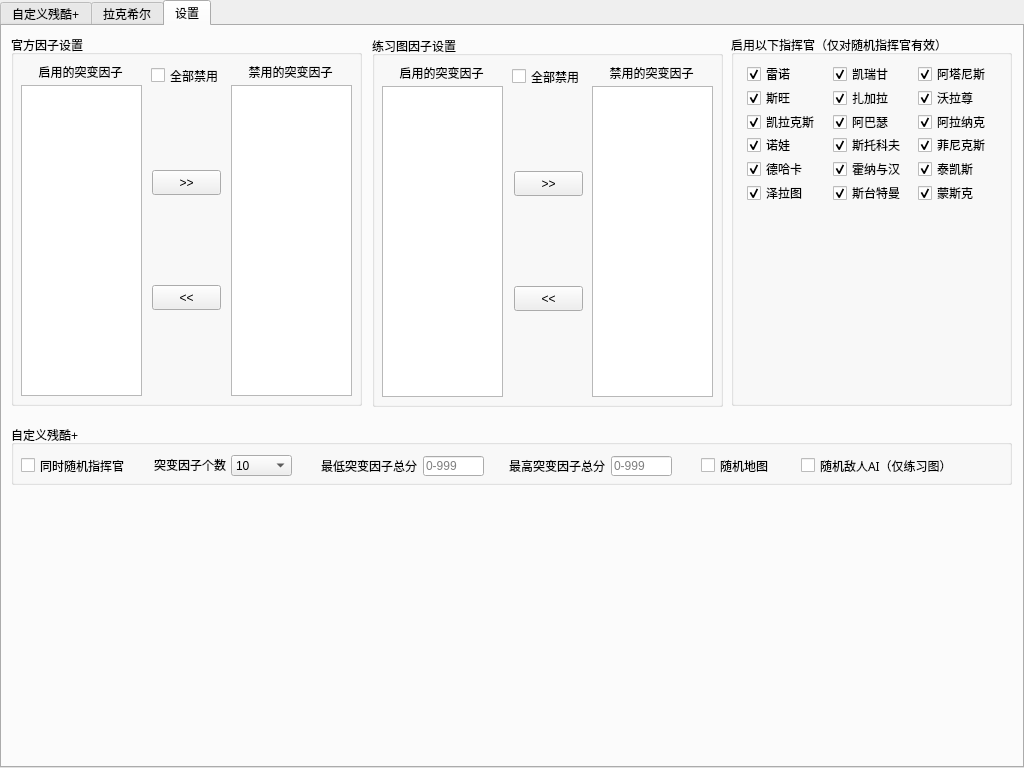
Old version of the form mainwindow.ui in the repository MouJiaoZi/NorthFarmAmon.
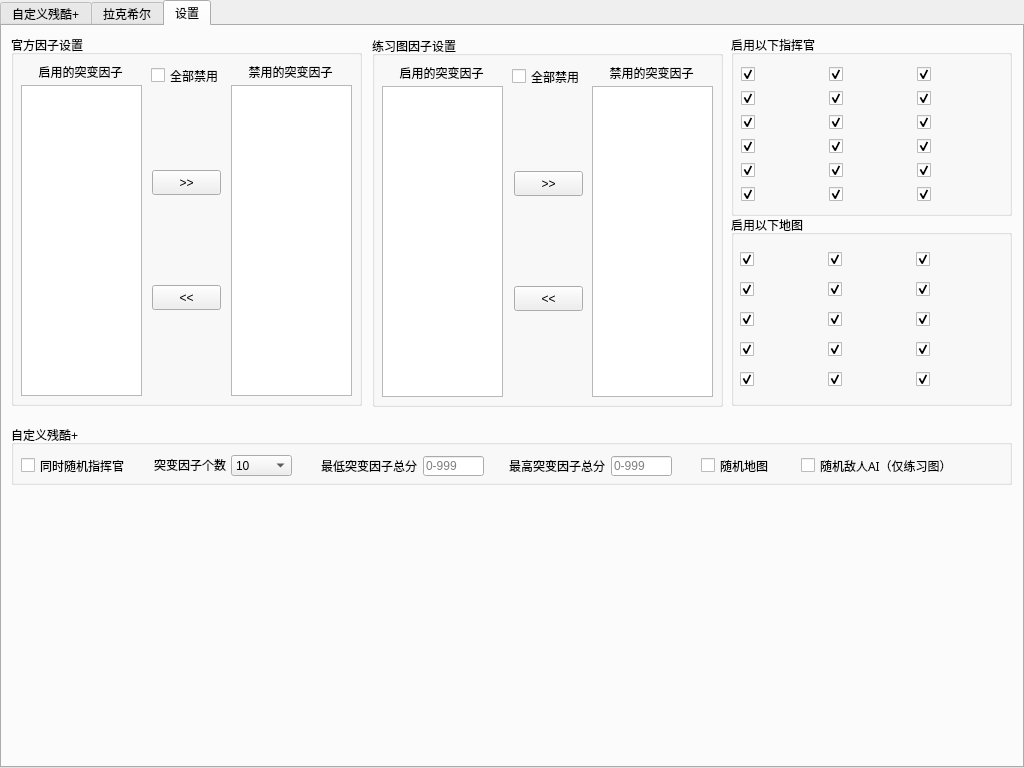
New version of the form. Icons and pictures are not drawn.

What changed in the file:
```diff
--- a/mainwindow.ui
+++ b/mainwindow.ui
@@ -1707,310 +1707,968 @@
         <x>729</x>
         <y>9</y>
         <width>281</width>
-        <height>371</height>
+        <height>181</height>
        </rect>
       </property>
       <property name="title">
-       <string>启用以下指挥官（仅对随机指挥官有效）</string>
+       <string>启用以下指挥官</string>
       </property>
-      <widget class="QWidget" name="layoutWidget">
+      <widget class="QWidget" name="">
        <property name="geometry">
         <rect>
-         <x>16</x>
-         <y>27</y>
-         <width>251</width>
-         <height>25</height>
+         <x>10</x>
+         <y>30</y>
+         <width>260</width>
+         <height>141</height>
         </rect>
        </property>
-       <layout class="QHBoxLayout" name="horizontalLayout">
-        <item>
-         <widget class="QCheckBox" name="settingCommanderEnable_0">
-          <property name="whatsThis">
-           <string>0</string>
+       <layout class="QGridLayout" name="settingCommanderGrid">
+        <item row="1" column="1">
+         <widget class="QCheckBox" name="settingCommanderEnable_04">
+          <property name="minimumSize">
+           <size>
+            <width>82</width>
+            <height>18</height>
+           </size>
           </property>
-          <property name="text">
-           <string>雷诺</string>
+          <property name="maximumSize">
+           <size>
+            <width>82</width>
+            <height>18</height>
+           </size>
           </property>
-          <property name="checked">
-           <bool>true</bool>
+          <property name="baseSize">
+           <size>
+            <width>82</width>
+            <height>18</height>
+           </size>
           </property>
-         </widget>
-        </item>
-        <item>
-         <widget class="QCheckBox" name="settingCommanderEnable_1">
-          <property name="whatsThis">
-           <string>1</string>
-          </property>
           <property name="text">
-           <string>凯瑞甘</string>
+           <string/>
           </property>
           <property name="checked">
            <bool>true</bool>
           </property>
          </widget>
         </item>
-        <item>
-         <widget class="QCheckBox" name="settingCommanderEnable_2">
-          <property name="whatsThis">
-           <string>2</string>
-          </property>
-          <property name="text">
-           <string>阿塔尼斯</string>
-          </property>
-          <property name="checked">
-           <bool>true</bool>
-          </property>
-         </widget>
-        </item>
-       </layout>
-      </widget>
-      <widget class="QWidget" name="layoutWidget">
-       <property name="geometry">
-        <rect>
-         <x>16</x>
-         <y>51</y>
-         <width>251</width>
-         <height>25</height>
-        </rect>
-       </property>
-       <layout class="QHBoxLayout" name="horizontalLayout_2">
-        <item>
-         <widget class="QCheckBox" name="settingCommanderEnable_3">
-          <property name="whatsThis">
-           <string>3</string>
-          </property>
-          <property name="text">
-           <string>斯旺</string>
-          </property>
-          <property name="checked">
-           <bool>true</bool>
-          </property>
-         </widget>
-        </item>
-        <item>
-         <widget class="QCheckBox" name="settingCommanderEnable_4">
-          <property name="whatsThis">
-           <string>4</string>
-          </property>
-          <property name="text">
-           <string>扎加拉</string>
-          </property>
-          <property name="checked">
-           <bool>true</bool>
-          </property>
-         </widget>
-        </item>
-        <item>
-         <widget class="QCheckBox" name="settingCommanderEnable_5">
-          <property name="whatsThis">
-           <string>5</string>
-          </property>
-          <property name="text">
-           <string>沃拉尊</string>
-          </property>
-          <property name="checked">
-           <bool>true</bool>
-          </property>
-         </widget>
-        </item>
-       </layout>
-      </widget>
-      <widget class="QWidget" name="layoutWidget">
-       <property name="geometry">
-        <rect>
-         <x>16</x>
-         <y>75</y>
-         <width>251</width>
-         <height>25</height>
-        </rect>
-       </property>
-       <layout class="QHBoxLayout" name="horizontalLayout_3">
-        <item>
-         <widget class="QCheckBox" name="settingCommanderEnable_6">
-          <property name="whatsThis">
-           <string>6</string>
-          </property>
-          <property name="text">
-           <string>凯拉克斯</string>
-          </property>
-          <property name="checked">
-           <bool>true</bool>
-          </property>
-         </widget>
-        </item>
-        <item>
-         <widget class="QCheckBox" name="settingCommanderEnable_7">
-          <property name="whatsThis">
-           <string>7</string>
-          </property>
-          <property name="text">
-           <string>阿巴瑟</string>
-          </property>
-          <property name="checked">
-           <bool>true</bool>
-          </property>
-         </widget>
-        </item>
-        <item>
-         <widget class="QCheckBox" name="settingCommanderEnable_8">
-          <property name="whatsThis">
-           <string>8</string>
-          </property>
-          <property name="text">
-           <string>阿拉纳克</string>
-          </property>
-          <property name="checked">
-           <bool>true</bool>
-          </property>
-         </widget>
-        </item>
-       </layout>
-      </widget>
-      <widget class="QWidget" name="layoutWidget">
-       <property name="geometry">
-        <rect>
-         <x>16</x>
-         <y>98</y>
-         <width>251</width>
-         <height>25</height>
-        </rect>
-       </property>
-       <layout class="QHBoxLayout" name="horizontalLayout_4">
-        <item>
-         <widget class="QCheckBox" name="settingCommanderEnable_9">
-          <property name="whatsThis">
-           <string>9</string>
-          </property>
-          <property name="text">
-           <string>诺娃</string>
-          </property>
-          <property name="checked">
-           <bool>true</bool>
-          </property>
-         </widget>
-        </item>
-        <item>
-         <widget class="QCheckBox" name="settingCommanderEnable_10">
-          <property name="whatsThis">
-           <string>10</string>
-          </property>
-          <property name="text">
-           <string>斯托科夫</string>
-          </property>
-          <property name="checked">
-           <bool>true</bool>
-          </property>
-         </widget>
-        </item>
-        <item>
-         <widget class="QCheckBox" name="settingCommanderEnable_11">
-          <property name="whatsThis">
-           <string>11</string>
-          </property>
-          <property name="text">
-           <string>菲尼克斯</string>
-          </property>
-          <property name="checked">
-           <bool>true</bool>
-          </property>
-         </widget>
-        </item>
-       </layout>
-      </widget>
-      <widget class="QWidget" name="layoutWidget">
-       <property name="geometry">
-        <rect>
-         <x>16</x>
-         <y>122</y>
-         <width>251</width>
-         <height>25</height>
-        </rect>
-       </property>
-       <layout class="QHBoxLayout" name="horizontalLayout_5">
-        <item>
-         <widget class="QCheckBox" name="settingCommanderEnable_12">
-          <property name="whatsThis">
-           <string>12</string>
-          </property>
-          <property name="text">
-           <string>德哈卡</string>
-          </property>
-          <property name="checked">
-           <bool>true</bool>
-          </property>
-         </widget>
-        </item>
-        <item>
-         <widget class="QCheckBox" name="settingCommanderEnable_13">
-          <property name="whatsThis">
-           <string>13</string>
-          </property>
-          <property name="text">
-           <string>霍纳与汉</string>
-          </property>
-          <property name="checked">
-           <bool>true</bool>
-          </property>
-         </widget>
-        </item>
-        <item>
+        <item row="4" column="2">
          <widget class="QCheckBox" name="settingCommanderEnable_14">
-          <property name="whatsThis">
-           <string>14</string>
+          <property name="minimumSize">
+           <size>
+            <width>82</width>
+            <height>18</height>
+           </size>
           </property>
-          <property name="text">
-           <string>泰凯斯</string>
+          <property name="maximumSize">
+           <size>
+            <width>82</width>
+            <height>18</height>
+           </size>
           </property>
           <property name="checked">
            <bool>true</bool>
           </property>
-         </widget>
-        </item>
-       </layout>
-      </widget>
-      <widget class="QWidget" name="layoutWidget">
-       <property name="geometry">
-        <rect>
-         <x>16</x>
-         <y>146</y>
-         <width>251</width>
-         <height>25</height>
-        </rect>
-       </property>
-       <layout class="QHBoxLayout" name="horizontalLayout_6">
-        <item>
-         <widget class="QCheckBox" name="settingCommanderEnable_15">
-          <property name="whatsThis">
-           <string>15</string>
-          </property>
           <property name="text">
-           <string>泽拉图</string>
+           <string/>
           </property>
           <property name="checked">
            <bool>true</bool>
           </property>
          </widget>
         </item>
-        <item>
+        <item row="5" column="1">
          <widget class="QCheckBox" name="settingCommanderEnable_16">
-          <property name="whatsThis">
-           <string>16</string>
+          <property name="minimumSize">
+           <size>
+            <width>82</width>
+            <height>18</height>
+           </size>
           </property>
+          <property name="maximumSize">
+           <size>
+            <width>82</width>
+            <height>18</height>
+           </size>
+          </property>
+          <property name="baseSize">
+           <size>
+            <width>82</width>
+            <height>18</height>
+           </size>
+          </property>
           <property name="text">
-           <string>斯台特曼</string>
+           <string/>
           </property>
           <property name="checked">
            <bool>true</bool>
           </property>
          </widget>
         </item>
-        <item>
+        <item row="3" column="0">
+         <widget class="QCheckBox" name="settingCommanderEnable_09">
+          <property name="minimumSize">
+           <size>
+            <width>82</width>
+            <height>18</height>
+           </size>
+          </property>
+          <property name="maximumSize">
+           <size>
+            <width>82</width>
+            <height>18</height>
+           </size>
+          </property>
+          <property name="baseSize">
+           <size>
+            <width>82</width>
+            <height>18</height>
+           </size>
+          </property>
+          <property name="text">
+           <string/>
+          </property>
+          <property name="checked">
+           <bool>true</bool>
+          </property>
+         </widget>
+        </item>
+        <item row="4" column="1">
+         <widget class="QCheckBox" name="settingCommanderEnable_13">
+          <property name="minimumSize">
+           <size>
+            <width>82</width>
+            <height>18</height>
+           </size>
+          </property>
+          <property name="maximumSize">
+           <size>
+            <width>82</width>
+            <height>18</height>
+           </size>
+          </property>
+          <property name="baseSize">
+           <size>
+            <width>82</width>
+            <height>18</height>
+           </size>
+          </property>
+          <property name="text">
+           <string/>
+          </property>
+          <property name="checked">
+           <bool>true</bool>
+          </property>
+         </widget>
+        </item>
+        <item row="0" column="2">
+         <widget class="QCheckBox" name="settingCommanderEnable_02">
+          <property name="minimumSize">
+           <size>
+            <width>82</width>
+            <height>18</height>
+           </size>
+          </property>
+          <property name="maximumSize">
+           <size>
+            <width>82</width>
+            <height>18</height>
+           </size>
+          </property>
+          <property name="baseSize">
+           <size>
+            <width>82</width>
+            <height>18</height>
+           </size>
+          </property>
+          <property name="text">
+           <string/>
+          </property>
+          <property name="checked">
+           <bool>true</bool>
+          </property>
+         </widget>
+        </item>
+        <item row="2" column="1">
+         <widget class="QCheckBox" name="settingCommanderEnable_07">
+          <property name="minimumSize">
+           <size>
+            <width>82</width>
+            <height>18</height>
+           </size>
+          </property>
+          <property name="maximumSize">
+           <size>
+            <width>82</width>
+            <height>18</height>
+           </size>
+          </property>
+          <property name="baseSize">
+           <size>
+            <width>82</width>
+            <height>18</height>
+           </size>
+          </property>
+          <property name="text">
+           <string/>
+          </property>
+          <property name="checked">
+           <bool>true</bool>
+          </property>
+         </widget>
+        </item>
+        <item row="5" column="2">
          <widget class="QCheckBox" name="settingCommanderEnable_17">
-          <property name="whatsThis">
-           <string>17</string>
+          <property name="minimumSize">
+           <size>
+            <width>82</width>
+            <height>18</height>
+           </size>
           </property>
+          <property name="maximumSize">
+           <size>
+            <width>82</width>
+            <height>18</height>
+           </size>
+          </property>
+          <property name="baseSize">
+           <size>
+            <width>82</width>
+            <height>18</height>
+           </size>
+          </property>
           <property name="text">
-           <string>蒙斯克</string>
+           <string/>
+          </property>
+          <property name="checked">
+           <bool>true</bool>
+          </property>
+         </widget>
+        </item>
+        <item row="5" column="0">
+         <widget class="QCheckBox" name="settingCommanderEnable_15">
+          <property name="minimumSize">
+           <size>
+            <width>82</width>
+            <height>18</height>
+           </size>
+          </property>
+          <property name="maximumSize">
+           <size>
+            <width>82</width>
+            <height>18</height>
+           </size>
+          </property>
+          <property name="baseSize">
+           <size>
+            <width>82</width>
+            <height>18</height>
+           </size>
+          </property>
+          <property name="text">
+           <string/>
+          </property>
+          <property name="checked">
+           <bool>true</bool>
+          </property>
+         </widget>
+        </item>
+        <item row="2" column="0">
+         <widget class="QCheckBox" name="settingCommanderEnable_06">
+          <property name="minimumSize">
+           <size>
+            <width>82</width>
+            <height>18</height>
+           </size>
+          </property>
+          <property name="maximumSize">
+           <size>
+            <width>82</width>
+            <height>18</height>
+           </size>
+          </property>
+          <property name="baseSize">
+           <size>
+            <width>82</width>
+            <height>18</height>
+           </size>
+          </property>
+          <property name="text">
+           <string/>
+          </property>
+          <property name="checked">
+           <bool>true</bool>
+          </property>
+         </widget>
+        </item>
+        <item row="1" column="0">
+         <widget class="QCheckBox" name="settingCommanderEnable_03">
+          <property name="minimumSize">
+           <size>
+            <width>82</width>
+            <height>18</height>
+           </size>
+          </property>
+          <property name="maximumSize">
+           <size>
+            <width>82</width>
+            <height>18</height>
+           </size>
+          </property>
+          <property name="baseSize">
+           <size>
+            <width>82</width>
+            <height>18</height>
+           </size>
+          </property>
+          <property name="text">
+           <string/>
+          </property>
+          <property name="checked">
+           <bool>true</bool>
+          </property>
+         </widget>
+        </item>
+        <item row="4" column="0">
+         <widget class="QCheckBox" name="settingCommanderEnable_12">
+          <property name="minimumSize">
+           <size>
+            <width>82</width>
+            <height>18</height>
+           </size>
+          </property>
+          <property name="maximumSize">
+           <size>
+            <width>82</width>
+            <height>18</height>
+           </size>
+          </property>
+          <property name="baseSize">
+           <size>
+            <width>82</width>
+            <height>18</height>
+           </size>
+          </property>
+          <property name="text">
+           <string/>
+          </property>
+          <property name="checked">
+           <bool>true</bool>
+          </property>
+         </widget>
+        </item>
+        <item row="3" column="1">
+         <widget class="QCheckBox" name="settingCommanderEnable_10">
+          <property name="minimumSize">
+           <size>
+            <width>82</width>
+            <height>18</height>
+           </size>
+          </property>
+          <property name="maximumSize">
+           <size>
+            <width>82</width>
+            <height>18</height>
+           </size>
+          </property>
+          <property name="baseSize">
+           <size>
+            <width>82</width>
+            <height>18</height>
+           </size>
+          </property>
+          <property name="text">
+           <string/>
+          </property>
+          <property name="checked">
+           <bool>true</bool>
+          </property>
+         </widget>
+        </item>
+        <item row="2" column="2">
+         <widget class="QCheckBox" name="settingCommanderEnable_08">
+          <property name="minimumSize">
+           <size>
+            <width>82</width>
+            <height>18</height>
+           </size>
+          </property>
+          <property name="maximumSize">
+           <size>
+            <width>82</width>
+            <height>18</height>
+           </size>
+          </property>
+          <property name="baseSize">
+           <size>
+            <width>82</width>
+            <height>18</height>
+           </size>
+          </property>
+          <property name="text">
+           <string/>
+          </property>
+          <property name="checked">
+           <bool>true</bool>
+          </property>
+         </widget>
+        </item>
+        <item row="3" column="2">
+         <widget class="QCheckBox" name="settingCommanderEnable_11">
+          <property name="minimumSize">
+           <size>
+            <width>82</width>
+            <height>18</height>
+           </size>
+          </property>
+          <property name="maximumSize">
+           <size>
+            <width>82</width>
+            <height>18</height>
+           </size>
+          </property>
+          <property name="baseSize">
+           <size>
+            <width>82</width>
+            <height>18</height>
+           </size>
+          </property>
+          <property name="text">
+           <string/>
+          </property>
+          <property name="checked">
+           <bool>true</bool>
+          </property>
+         </widget>
+        </item>
+        <item row="1" column="2">
+         <widget class="QCheckBox" name="settingCommanderEnable_05">
+          <property name="minimumSize">
+           <size>
+            <width>82</width>
+            <height>18</height>
+           </size>
+          </property>
+          <property name="maximumSize">
+           <size>
+            <width>82</width>
+            <height>18</height>
+           </size>
+          </property>
+          <property name="baseSize">
+           <size>
+            <width>82</width>
+            <height>18</height>
+           </size>
+          </property>
+          <property name="text">
+           <string/>
+          </property>
+          <property name="checked">
+           <bool>true</bool>
+          </property>
+         </widget>
+        </item>
+        <item row="0" column="0">
+         <widget class="QCheckBox" name="settingCommanderEnable_00">
+          <property name="minimumSize">
+           <size>
+            <width>82</width>
+            <height>18</height>
+           </size>
+          </property>
+          <property name="maximumSize">
+           <size>
+            <width>82</width>
+            <height>18</height>
+           </size>
+          </property>
+          <property name="baseSize">
+           <size>
+            <width>82</width>
+            <height>18</height>
+           </size>
+          </property>
+          <property name="text">
+           <string/>
+          </property>
+          <property name="checked">
+           <bool>true</bool>
+          </property>
+         </widget>
+        </item>
+        <item row="0" column="1">
+         <widget class="QCheckBox" name="settingCommanderEnable_01">
+          <property name="minimumSize">
+           <size>
+            <width>82</width>
+            <height>18</height>
+           </size>
+          </property>
+          <property name="maximumSize">
+           <size>
+            <width>82</width>
+            <height>18</height>
+           </size>
+          </property>
+          <property name="baseSize">
+           <size>
+            <width>82</width>
+            <height>18</height>
+           </size>
+          </property>
+          <property name="text">
+           <string/>
+          </property>
+          <property name="checked">
+           <bool>true</bool>
+          </property>
+         </widget>
+        </item>
+       </layout>
+      </widget>
+     </widget>
+     <widget class="QGroupBox" name="groupBox_5">
+      <property name="geometry">
+       <rect>
+        <x>729</x>
+        <y>189</y>
+        <width>281</width>
+        <height>191</height>
+       </rect>
+      </property>
+      <property name="minimumSize">
+       <size>
+        <width>82</width>
+        <height>18</height>
+       </size>
+      </property>
+      <property name="title">
+       <string>启用以下地图</string>
+      </property>
+      <widget class="QWidget" name="layoutWidget_2">
+       <property name="geometry">
+        <rect>
+         <x>9</x>
+         <y>29</y>
+         <width>261</width>
+         <height>151</height>
+        </rect>
+       </property>
+       <layout class="QGridLayout" name="settingMapGrid">
+        <item row="2" column="1">
+         <widget class="QCheckBox" name="settingMapEnable_08">
+          <property name="minimumSize">
+           <size>
+            <width>82</width>
+            <height>18</height>
+           </size>
+          </property>
+          <property name="maximumSize">
+           <size>
+            <width>82</width>
+            <height>18</height>
+           </size>
+          </property>
+          <property name="baseSize">
+           <size>
+            <width>82</width>
+            <height>18</height>
+           </size>
+          </property>
+          <property name="text">
+           <string/>
+          </property>
+          <property name="checked">
+           <bool>true</bool>
+          </property>
+         </widget>
+        </item>
+        <item row="4" column="0">
+         <widget class="QCheckBox" name="settingMapEnable_13">
+          <property name="minimumSize">
+           <size>
+            <width>82</width>
+            <height>18</height>
+           </size>
+          </property>
+          <property name="maximumSize">
+           <size>
+            <width>82</width>
+            <height>18</height>
+           </size>
+          </property>
+          <property name="baseSize">
+           <size>
+            <width>82</width>
+            <height>18</height>
+           </size>
+          </property>
+          <property name="text">
+           <string/>
+          </property>
+          <property name="checked">
+           <bool>true</bool>
+          </property>
+         </widget>
+        </item>
+        <item row="4" column="2">
+         <widget class="QCheckBox" name="settingMapEnable_15">
+          <property name="minimumSize">
+           <size>
+            <width>82</width>
+            <height>18</height>
+           </size>
+          </property>
+          <property name="maximumSize">
+           <size>
+            <width>82</width>
+            <height>18</height>
+           </size>
+          </property>
+          <property name="baseSize">
+           <size>
+            <width>82</width>
+            <height>18</height>
+           </size>
+          </property>
+          <property name="text">
+           <string/>
+          </property>
+          <property name="checked">
+           <bool>true</bool>
+          </property>
+         </widget>
+        </item>
+        <item row="2" column="0">
+         <widget class="QCheckBox" name="settingMapEnable_07">
+          <property name="minimumSize">
+           <size>
+            <width>82</width>
+            <height>18</height>
+           </size>
+          </property>
+          <property name="maximumSize">
+           <size>
+            <width>82</width>
+            <height>18</height>
+           </size>
+          </property>
+          <property name="baseSize">
+           <size>
+            <width>82</width>
+            <height>18</height>
+           </size>
+          </property>
+          <property name="text">
+           <string/>
+          </property>
+          <property name="checked">
+           <bool>true</bool>
+          </property>
+         </widget>
+        </item>
+        <item row="2" column="2">
+         <widget class="QCheckBox" name="settingMapEnable_09">
+          <property name="minimumSize">
+           <size>
+            <width>82</width>
+            <height>18</height>
+           </size>
+          </property>
+          <property name="maximumSize">
+           <size>
+            <width>82</width>
+            <height>18</height>
+           </size>
+          </property>
+          <property name="baseSize">
+           <size>
+            <width>82</width>
+            <height>18</height>
+           </size>
+          </property>
+          <property name="text">
+           <string/>
+          </property>
+          <property name="checked">
+           <bool>true</bool>
+          </property>
+         </widget>
+        </item>
+        <item row="1" column="1">
+         <widget class="QCheckBox" name="settingMapEnable_05">
+          <property name="minimumSize">
+           <size>
+            <width>82</width>
+            <height>18</height>
+           </size>
+          </property>
+          <property name="maximumSize">
+           <size>
+            <width>82</width>
+            <height>18</height>
+           </size>
+          </property>
+          <property name="baseSize">
+           <size>
+            <width>82</width>
+            <height>18</height>
+           </size>
+          </property>
+          <property name="text">
+           <string/>
+          </property>
+          <property name="checked">
+           <bool>true</bool>
+          </property>
+         </widget>
+        </item>
+        <item row="4" column="1">
+         <widget class="QCheckBox" name="settingMapEnable_14">
+          <property name="minimumSize">
+           <size>
+            <width>82</width>
+            <height>18</height>
+           </size>
+          </property>
+          <property name="maximumSize">
+           <size>
+            <width>82</width>
+            <height>18</height>
+           </size>
+          </property>
+          <property name="baseSize">
+           <size>
+            <width>82</width>
+            <height>18</height>
+           </size>
+          </property>
+          <property name="text">
+           <string/>
+          </property>
+          <property name="checked">
+           <bool>true</bool>
+          </property>
+         </widget>
+        </item>
+        <item row="3" column="1">
+         <widget class="QCheckBox" name="settingMapEnable_11">
+          <property name="minimumSize">
+           <size>
+            <width>82</width>
+            <height>18</height>
+           </size>
+          </property>
+          <property name="maximumSize">
+           <size>
+            <width>82</width>
+            <height>18</height>
+           </size>
+          </property>
+          <property name="baseSize">
+           <size>
+            <width>82</width>
+            <height>18</height>
+           </size>
+          </property>
+          <property name="text">
+           <string/>
+          </property>
+          <property name="checked">
+           <bool>true</bool>
+          </property>
+         </widget>
+        </item>
+        <item row="1" column="0">
+         <widget class="QCheckBox" name="settingMapEnable_04">
+          <property name="minimumSize">
+           <size>
+            <width>82</width>
+            <height>18</height>
+           </size>
+          </property>
+          <property name="maximumSize">
+           <size>
+            <width>82</width>
+            <height>18</height>
+           </size>
+          </property>
+          <property name="baseSize">
+           <size>
+            <width>82</width>
+            <height>18</height>
+           </size>
+          </property>
+          <property name="text">
+           <string/>
+          </property>
+          <property name="checked">
+           <bool>true</bool>
+          </property>
+         </widget>
+        </item>
+        <item row="3" column="2">
+         <widget class="QCheckBox" name="settingMapEnable_12">
+          <property name="minimumSize">
+           <size>
+            <width>82</width>
+            <height>18</height>
+           </size>
+          </property>
+          <property name="maximumSize">
+           <size>
+            <width>82</width>
+            <height>18</height>
+           </size>
+          </property>
+          <property name="baseSize">
+           <size>
+            <width>82</width>
+            <height>18</height>
+           </size>
+          </property>
+          <property name="text">
+           <string/>
+          </property>
+          <property name="checked">
+           <bool>true</bool>
+          </property>
+         </widget>
+        </item>
+        <item row="3" column="0">
+         <widget class="QCheckBox" name="settingMapEnable_10">
+          <property name="minimumSize">
+           <size>
+            <width>82</width>
+            <height>18</height>
+           </size>
+          </property>
+          <property name="maximumSize">
+           <size>
+            <width>82</width>
+            <height>18</height>
+           </size>
+          </property>
+          <property name="baseSize">
+           <size>
+            <width>82</width>
+            <height>18</height>
+           </size>
+          </property>
+          <property name="text">
+           <string/>
+          </property>
+          <property name="checked">
+           <bool>true</bool>
+          </property>
+         </widget>
+        </item>
+        <item row="0" column="2">
+         <widget class="QCheckBox" name="settingMapEnable_03">
+          <property name="minimumSize">
+           <size>
+            <width>82</width>
+            <height>18</height>
+           </size>
+          </property>
+          <property name="maximumSize">
+           <size>
+            <width>82</width>
+            <height>18</height>
+           </size>
+          </property>
+          <property name="baseSize">
+           <size>
+            <width>82</width>
+            <height>18</height>
+           </size>
+          </property>
+          <property name="text">
+           <string/>
+          </property>
+          <property name="checked">
+           <bool>true</bool>
+          </property>
+         </widget>
+        </item>
+        <item row="1" column="2">
+         <widget class="QCheckBox" name="settingMapEnable_06">
+          <property name="minimumSize">
+           <size>
+            <width>82</width>
+            <height>18</height>
+           </size>
+          </property>
+          <property name="maximumSize">
+           <size>
+            <width>82</width>
+            <height>18</height>
+           </size>
+          </property>
+          <property name="baseSize">
+           <size>
+            <width>82</width>
+            <height>18</height>
+           </size>
+          </property>
+          <property name="text">
+           <string/>
+          </property>
+          <property name="checked">
+           <bool>true</bool>
+          </property>
+         </widget>
+        </item>
+        <item row="0" column="1">
+         <widget class="QCheckBox" name="settingMapEnable_02">
+          <property name="minimumSize">
+           <size>
+            <width>82</width>
+            <height>18</height>
+           </size>
+          </property>
+          <property name="maximumSize">
+           <size>
+            <width>82</width>
+            <height>18</height>
+           </size>
+          </property>
+          <property name="baseSize">
+           <size>
+            <width>82</width>
+            <height>18</height>
+           </size>
+          </property>
+          <property name="text">
+           <string/>
+          </property>
+          <property name="checked">
+           <bool>true</bool>
+          </property>
+         </widget>
+        </item>
+        <item row="0" column="0">
+         <widget class="QCheckBox" name="settingMapEnable_01">
+          <property name="minimumSize">
+           <size>
+            <width>82</width>
+            <height>18</height>
+           </size>
+          </property>
+          <property name="maximumSize">
+           <size>
+            <width>82</width>
+            <height>18</height>
+           </size>
+          </property>
+          <property name="baseSize">
+           <size>
+            <width>82</width>
+            <height>18</height>
+           </size>
+          </property>
+          <property name="text">
+           <string/>
           </property>
           <property name="checked">
            <bool>true</bool>
```
Left out of the diff: 8 changed lines with no effect on the pictures.
